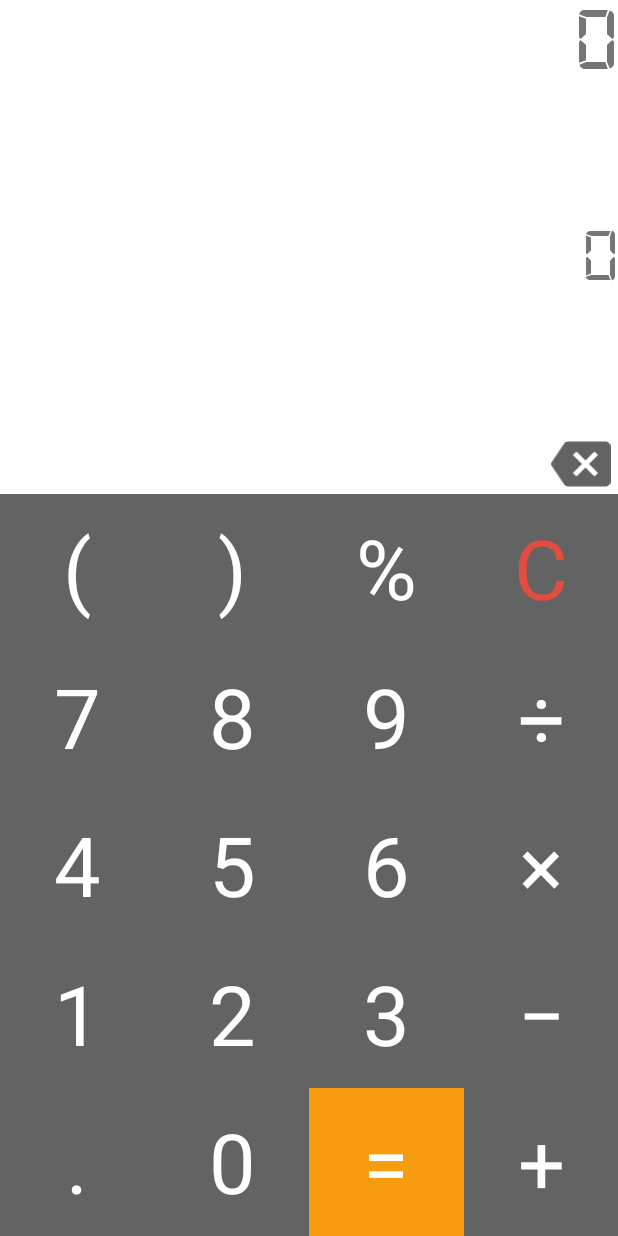
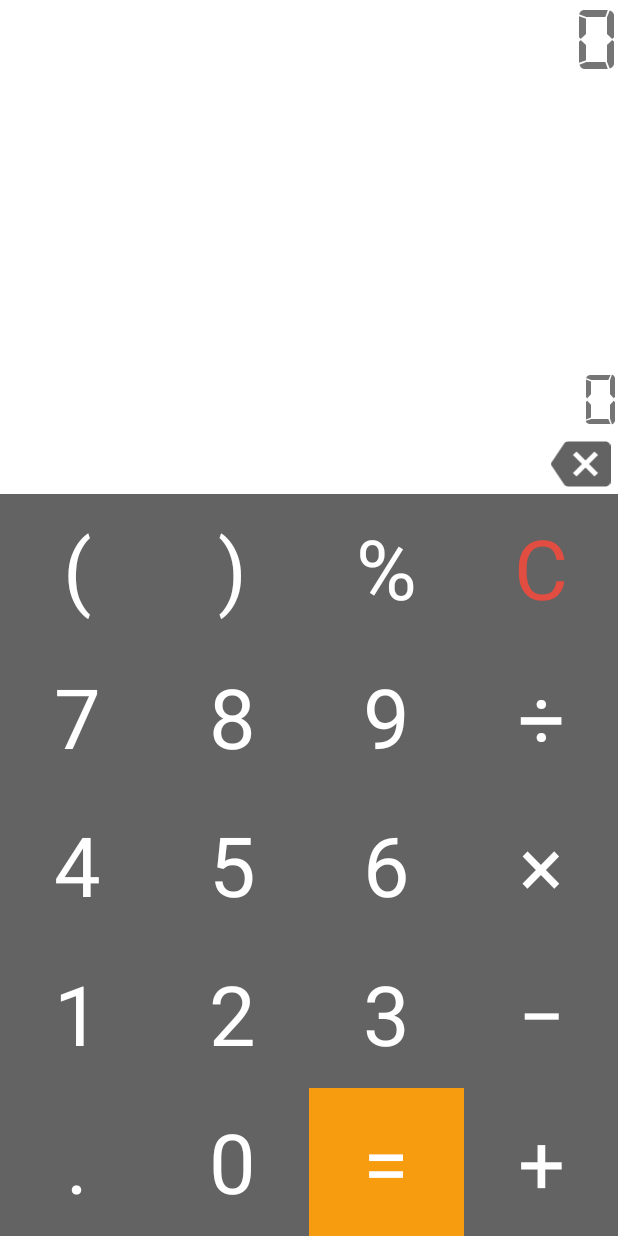
Before and after one commit to a00512098/week1weekend, an Android app: the screen it shows after launch (MainActivity), on a phone screen of 412 x 824 dp. Run offline under Robolectric (Android 15) with nearby library versions, the phone set to English and light mode, and no system bars.

Commit message:
Moved text gravity to bottom|right

```diff
--- a/app/src/main/res/layout-land/activity_main.xml
+++ b/app/src/main/res/layout-land/activity_main.xml
@@ -36,7 +36,7 @@
         android:scrollbars="vertical"
         android:text="0"
         android:fontFamily="@font/digital7family"
-        android:textAlignment="textEnd"
+        android:gravity="bottom|right"
         android:textSize="@dimen/result_land"
         app:layout_constraintBottom_toTopOf="@+id/space"
         app:layout_constraintEnd_toEndOf="parent"
--- a/app/src/main/res/layout/activity_main.xml
+++ b/app/src/main/res/layout/activity_main.xml
@@ -34,7 +34,7 @@
         android:maxLines="2"
         android:scrollbars="vertical"
         android:text="0"
-        android:textAlignment="textEnd"
+        android:gravity="bottom|right"
         android:textSize="@dimen/result"
         app:layout_constraintBottom_toTopOf="@+id/space"
         app:layout_constraintEnd_toEndOf="parent"
```
